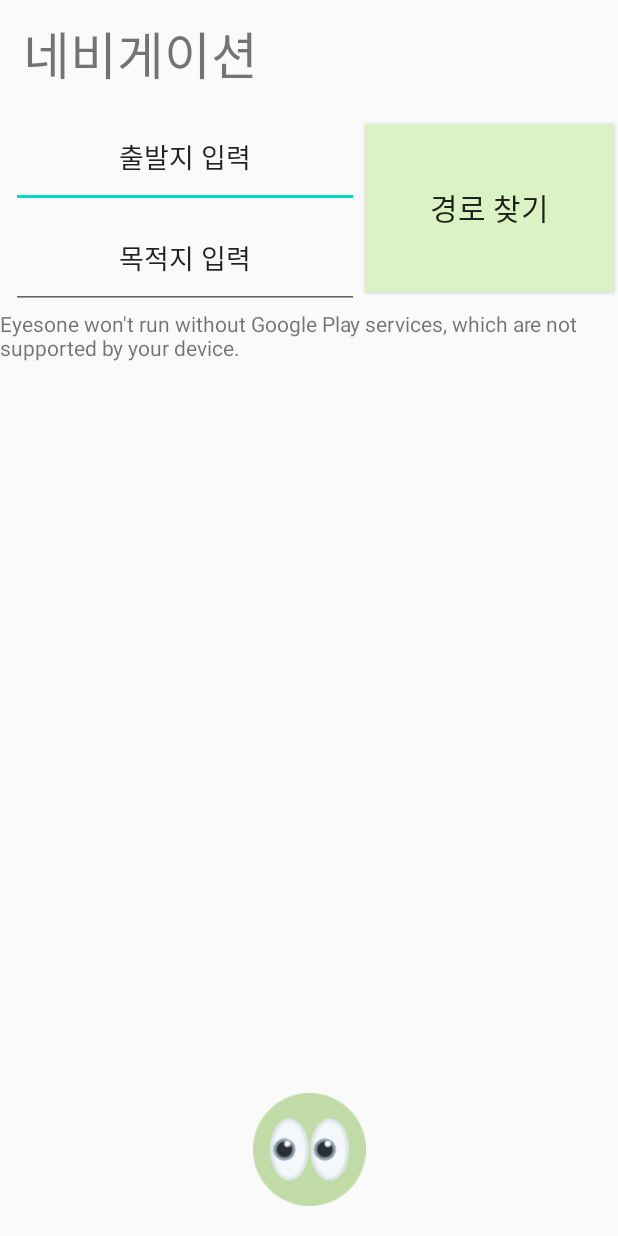
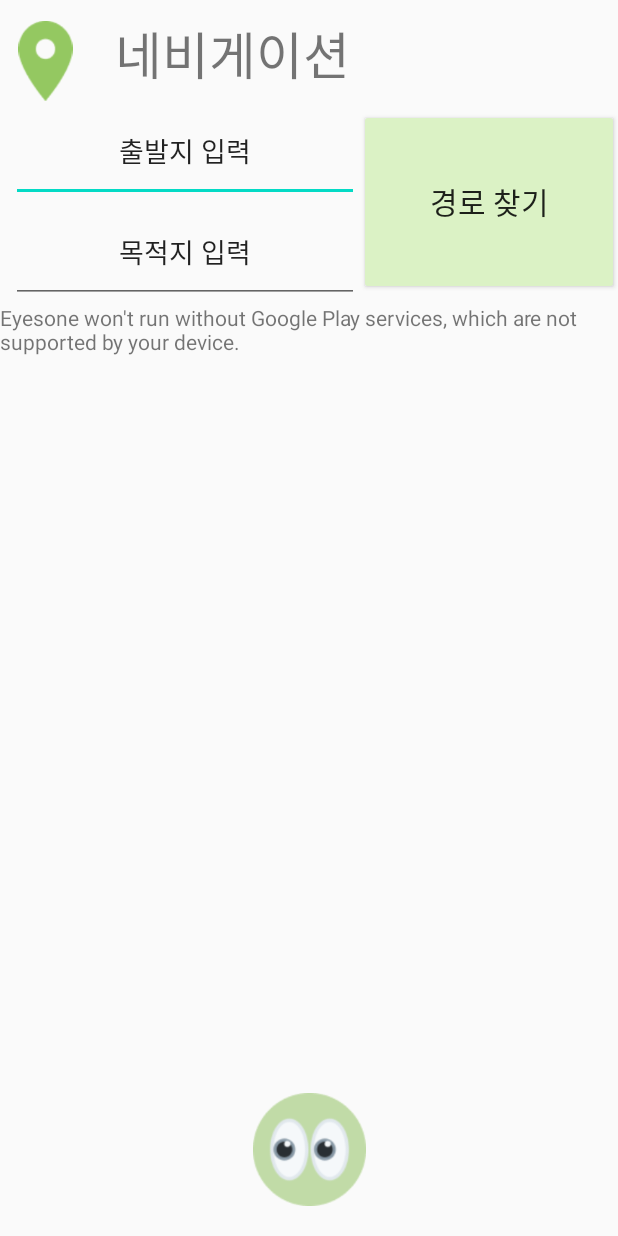
Before and after one commit to FongleDS/EyesoneApp, an Android app: the NeviActivity screen opened directly, with no data from a screen before it, on a phone screen of 412 x 824 dp. Run offline under Robolectric (Android 15) with nearby library versions, the phone set to English and light mode, and no system bars; libraries missing offline, so code that uses them is left out: com.google.maps.android.

Commit message:
nevi UI 수정

```diff
--- a/app/src/main/res/layout/activity_nevi.xml
+++ b/app/src/main/res/layout/activity_nevi.xml
@@ -68,15 +68,28 @@
 
     <TextView
         android:id="@+id/textView2"
-        android:layout_width="412dp"
-        android:layout_height="71dp"
+        android:layout_width="339dp"
+        android:layout_height="67dp"
         android:paddingLeft="15sp"
         android:paddingTop="10sp"
         android:text="네비게이션"
         android:textSize="34sp"
         app:layout_constraintEnd_toEndOf="parent"
+        app:layout_constraintStart_toEndOf="@id/mapImg"
+        app:layout_constraintTop_toTopOf="parent" />
+
+    <ImageView
+        android:id="@+id/mapImg"
+        android:layout_width="38dp"
+        android:layout_height="53dp"
+        android:layout_marginTop="16dp"
+        android:layout_marginBottom="2dp"
+        app:layout_constraintBottom_toTopOf="@+id/origin"
+        app:layout_constraintEnd_toStartOf="@+id/textView2"
         app:layout_constraintStart_toStartOf="parent"
-        app:layout_constraintTop_toTopOf="parent" />
+        app:layout_constraintTop_toTopOf="parent"
+        app:layout_constraintVertical_bias="0.5"
+        app:srcCompat="@drawable/map" />
 
 
 </androidx.constraintlayout.widget.ConstraintLayout>
```
Also changed, not shown: app/src/main/res/drawable/map.png (added).
